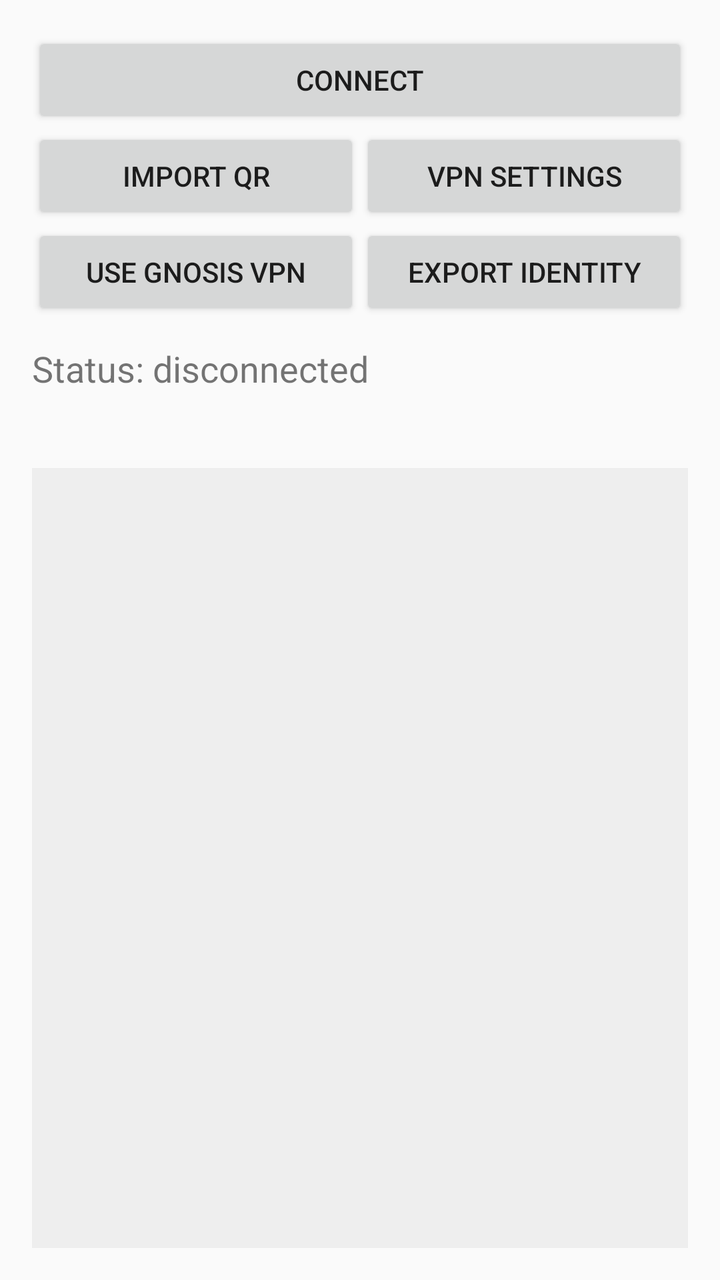
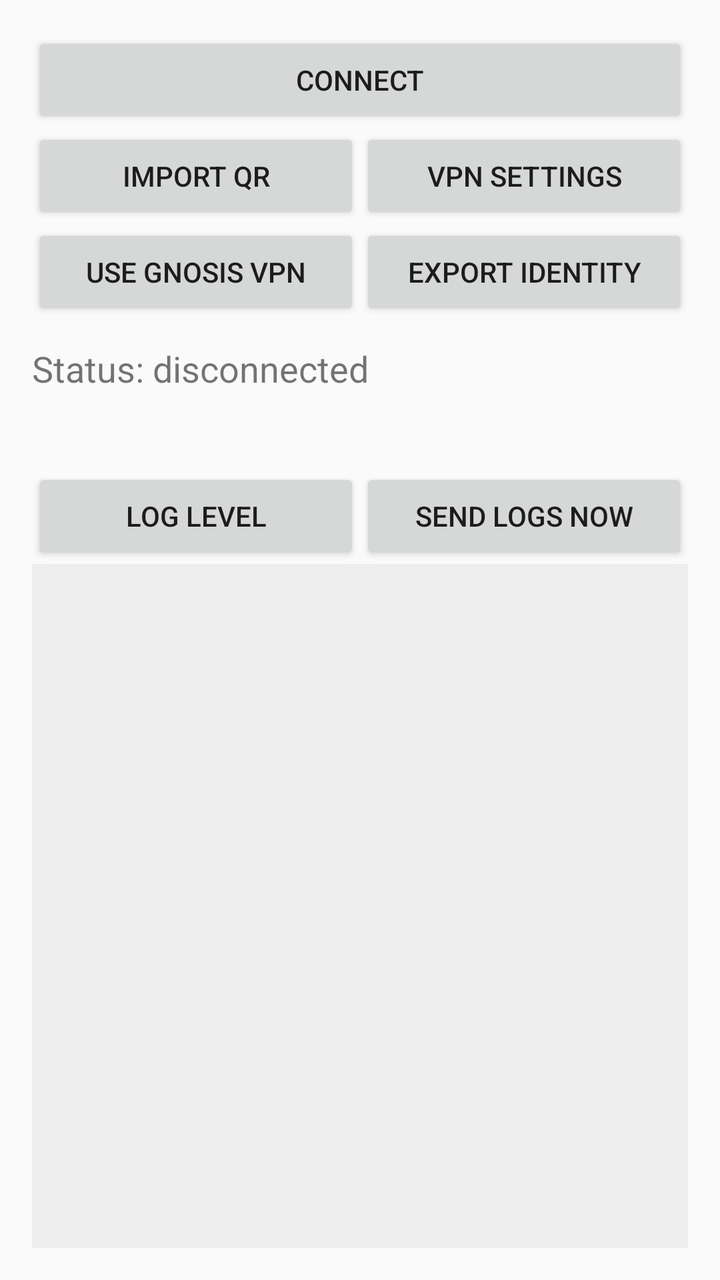

Screens rendered from an Android XML layout before and after an edit, with the pre-edit source and the edit as a unified diff.
<!-- AndroidManifest.xml: application theme android:Theme.Material.Light.DarkActionBar -->
<!-- res/layout/activity_main.xml -->
<?xml version="1.0" encoding="utf-8"?>
<LinearLayout xmlns:android="http://schemas.android.com/apk/res/android"
    android:layout_width="match_parent"
    android:layout_height="match_parent"
    android:fitsSystemWindows="true"
    android:orientation="vertical"
    android:padding="16dp">

    <Button
        android:id="@+id/connectButton"
        android:layout_width="match_parent"
        android:layout_height="wrap_content"
        android:text="Connect" />

    <LinearLayout
        android:layout_width="match_parent"
        android:layout_height="wrap_content"
        android:orientation="horizontal">

        <Button
            android:id="@+id/importButton"
            android:layout_width="0dp"
            android:layout_height="wrap_content"
            android:layout_weight="1"
            android:text="Import QR" />

        <Button
            android:id="@+id/settingsButton"
            android:layout_width="0dp"
            android:layout_height="wrap_content"
            android:layout_weight="1"
            android:text="VPN settings" />
    </LinearLayout>

    <LinearLayout
        android:layout_width="match_parent"
        android:layout_height="wrap_content"
        android:orientation="horizontal">

        <Button
            android:id="@+id/backendButton"
            android:layout_width="0dp"
            android:layout_height="wrap_content"
            android:layout_weight="1"
            android:text="Use Gnosis VPN" />

        <Button
            android:id="@+id/exportButton"
            android:layout_width="0dp"
            android:layout_height="wrap_content"
            android:layout_weight="1"
            android:text="Export identity" />
    </LinearLayout>

    <TextView
        android:id="@+id/statusText"
        android:layout_width="match_parent"
        android:layout_height="wrap_content"
        android:paddingTop="12dp"
        android:paddingBottom="12dp"
        android:textSize="18sp"
        android:text="Status: disconnected" />

    <TextView
        android:id="@+id/statsText"
        android:layout_width="match_parent"
        android:layout_height="wrap_content"
        android:paddingBottom="8dp"
        android:fontFamily="monospace"
        android:textSize="13sp" />

    <LinearLayout
        android:id="@+id/gnosisRow"
        android:layout_width="match_parent"
        android:layout_height="wrap_content"
        android:orientation="horizontal"
        android:visibility="gone">

        <Button
            android:id="@+id/locationButton"
            android:layout_width="0dp"
            android:layout_height="wrap_content"
            android:layout_weight="2"
            android:ellipsize="end"
            android:maxLines="1"
            android:text="Location" />

        <Button
            android:id="@+id/logButton"
            android:layout_width="0dp"
            android:layout_height="wrap_content"
            android:layout_weight="1"
            android:text="Log" />
    </LinearLayout>

    <LinearLayout
        android:id="@+id/fundingBox"
        android:layout_width="match_parent"
        android:layout_height="wrap_content"
        android:gravity="center_horizontal"
        android:orientation="vertical"
        android:paddingBottom="8dp"
        android:visibility="gone">

        <ImageView
            android:id="@+id/fundingQr"
            android:layout_width="200dp"
            android:layout_height="200dp"
            android:contentDescription="Node address QR code" />

        <TextView
            android:id="@+id/fundingText"
            android:layout_width="match_parent"
            android:layout_height="wrap_content"
            android:fontFamily="monospace"
            android:gravity="center_horizontal"
            android:textIsSelectable="true"
            android:textSize="12sp" />
    </LinearLayout>

    <ScrollView
        android:id="@+id/logScroll"
        android:layout_width="match_parent"
        android:layout_height="0dp"
        android:layout_weight="1"
        android:background="#EEEEEE"
        android:padding="8dp">

        <TextView
            android:id="@+id/logText"
            android:layout_width="match_parent"
            android:layout_height="wrap_content"
            android:fontFamily="monospace"
            android:textIsSelectable="true"
            android:textSize="12sp" />
    </ScrollView>
</LinearLayout>
<!-- resources referenced by this layout -->
<resources>

</resources>

<!-- the commit's change to res/layout/activity_main.xml (unified diff, before → after) -->
@@ -86,11 +86,31 @@
             android:text="Location" />
 
         <Button
+            android:id="@+id/labExitsButton"
+            android:layout_width="0dp"
+            android:layout_height="wrap_content"
+            android:layout_weight="1"
+            android:text="Lab exits: off" />
+    </LinearLayout>
+
+    <LinearLayout
+        android:layout_width="match_parent"
+        android:layout_height="wrap_content"
+        android:orientation="horizontal">
+
+        <Button
             android:id="@+id/logButton"
             android:layout_width="0dp"
             android:layout_height="wrap_content"
             android:layout_weight="1"
-            android:text="Log" />
+            android:text="Log level" />
+
+        <Button
+            android:id="@+id/sendLogsButton"
+            android:layout_width="0dp"
+            android:layout_height="wrap_content"
+            android:layout_weight="1"
+            android:text="Send logs now" />
     </LinearLayout>
 
     <LinearLayout
